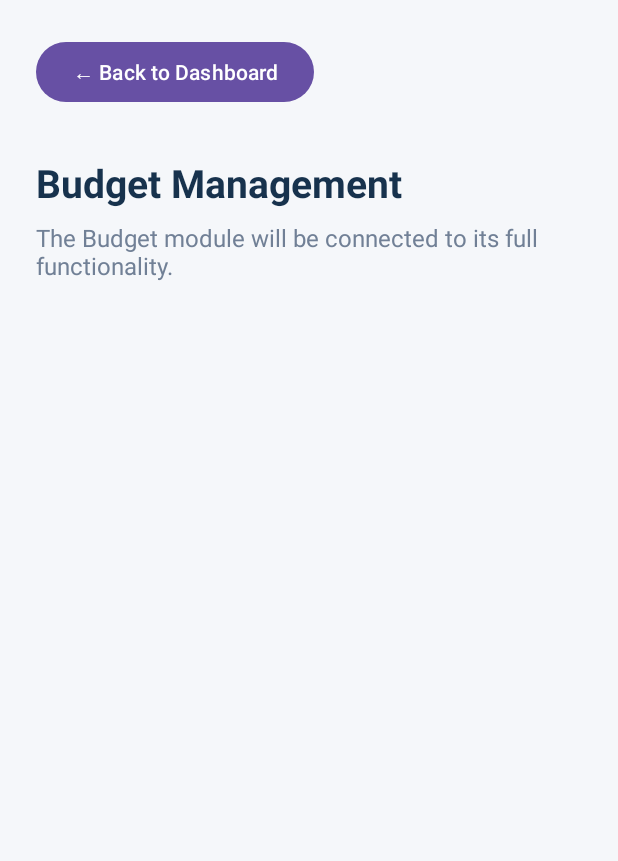
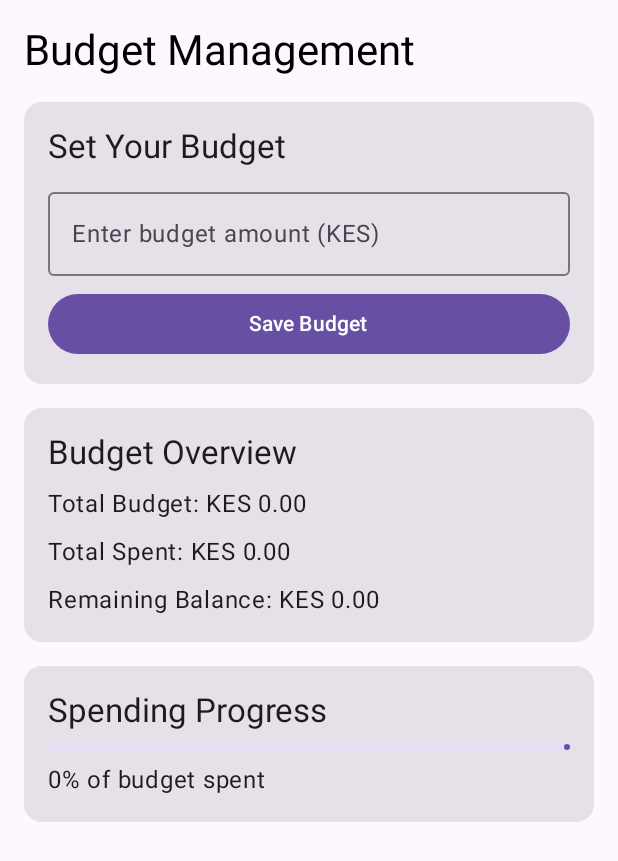
Before and after one commit to penina-otieno/BizTrack, an Android app built with Jetpack Compose: the screen it shows after launch (ModuleActivity before the commit, BudgetActivity after it), after a tap on "Budget", on a phone screen of 412 x 824 dp. Shown: the top 861 px of the screen. Run offline under Robolectric (Android 15) with nearby library versions, the phone set to English and light mode, and no system bars; 3 other taps on this screen came first.

Commit message:
Implement budgeting and financial reports

```diff
--- a/app/src/main/java/com/example/biztrack/FinancialRepository.kt
+++ b/app/src/main/java/com/example/biztrack/FinancialRepository.kt
@@ -4,7 +4,8 @@ import java.util.UUID
 
 enum class TransactionType {
     SALE,
-    EXPENSE
+    EXPENSE,
+    TRANSFER
 }
 
 data class FinancialTransaction(
--- a/app/src/main/java/com/example/biztrack/MainActivity.kt
+++ b/app/src/main/java/com/example/biztrack/MainActivity.kt
@@ -13,6 +13,9 @@ import java.text.SimpleDateFormat
 import java.util.Date
 import java.util.Locale
 import com.example.biztrack.inventory.InventoryActivity
+import com.example.biztrack.budget.BudgetActivity
+import com.example.biztrack.reports.ReportsActivity
+
 
 class MainActivity : AppCompatActivity() {
 
@@ -50,12 +53,13 @@ class MainActivity : AppCompatActivity() {
 
         // Budget navigation
         findViewById<View>(R.id.cardBudget).setOnClickListener {
-            openModule("Budget")
+            startActivity(Intent(this, BudgetActivity::class.java))
         }
 
         // Reports navigation
         findViewById<View>(R.id.cardReports).setOnClickListener {
-            openModule("Reports")
+            val intent = Intent(this, ReportsActivity::class.java)
+            startActivity(intent)
         }
     }
 
--- /dev/null
+++ b/app/src/main/java/com/example/biztrack/budget/BudgetActivity.kt
@@ -0,0 +1,19 @@
+package com.example.biztrack.budget
+
+import android.os.Bundle
+import androidx.activity.ComponentActivity
+import androidx.activity.compose.setContent
+import androidx.compose.material3.MaterialTheme
+
+class BudgetActivity : ComponentActivity() {
+
+    override fun onCreate(savedInstanceState: Bundle?) {
+        super.onCreate(savedInstanceState)
+
+        setContent {
+            MaterialTheme {
+                BudgetScreen()
+            }
+        }
+    }
+}
--- /dev/null
+++ b/app/src/main/java/com/example/biztrack/budget/BudgetScreen.kt
@@ -0,0 +1,133 @@
+package com.example.biztrack.budget
+
+import androidx.compose.foundation.layout.Arrangement
+import androidx.compose.foundation.layout.Column
+import androidx.compose.foundation.layout.fillMaxSize
+import androidx.compose.foundation.layout.fillMaxWidth
+import androidx.compose.foundation.layout.padding
+import androidx.compose.material3.Button
+import androidx.compose.material3.Card
+import androidx.compose.material3.LinearProgressIndicator
+import androidx.compose.material3.MaterialTheme
+import androidx.compose.material3.OutlinedTextField
+import androidx.compose.material3.Text
+import androidx.compose.runtime.*
+import androidx.compose.ui.Modifier
+import androidx.compose.ui.unit.dp
+import androidx.lifecycle.viewmodel.compose.viewModel
+import java.util.Locale
+
+@Composable
+fun BudgetScreen(
+    budgetViewModel: BudgetViewModel = viewModel()
+) {
+    val totalBudget by budgetViewModel.totalBudget
+    val totalSpent by budgetViewModel.totalSpent
+
+    val remainingBalance = budgetViewModel.remainingBalance
+    val spendingProgress = budgetViewModel.spendingProgress
+
+    LaunchedEffect(Unit) {
+        budgetViewModel.refreshSpending()
+    }
+
+    var budgetInput by remember { mutableStateOf("") }
+    var inputError by remember { mutableStateOf("") }
+
+    Column(
+        modifier = Modifier
+            .fillMaxSize()
+            .padding(16.dp),
+        verticalArrangement = Arrangement.spacedBy(16.dp)
+    ) {
+        Text(
+            text = "Budget Management",
+            style = MaterialTheme.typography.headlineMedium
+        )
+
+        Card(modifier = Modifier.fillMaxWidth()) {
+            Column(
+                modifier = Modifier.padding(16.dp),
+                verticalArrangement = Arrangement.spacedBy(8.dp)
+            ) {
+                Text(
+                    "Set Your Budget",
+                    style = MaterialTheme.typography.titleLarge
+                )
+
+                OutlinedTextField(
+                    value = budgetInput,
+                    onValueChange = {
+                        budgetInput = it
+                        inputError = ""
+                    },
+                    label = { Text("Enter budget amount (KES)") },
+                    modifier = Modifier.fillMaxWidth()
+                )
+
+                if (inputError.isNotEmpty()) {
+                    Text(
+                        text = inputError,
+                        color = MaterialTheme.colorScheme.error
+                    )
+                }
+
+                Button(
+                    onClick = {
+                        val amount = budgetInput.toDoubleOrNull()
+
+                        if (amount == null || amount <= 0) {
+                            inputError = "Enter a valid amount greater than zero"
+                        } else {
+                            budgetViewModel.setBudget(amount)
+                            budgetInput = ""
+                            inputError = ""
+                        }
+                    },
+                    modifier = Modifier.fillMaxWidth()
+                ) {
+                    Text("Save Budget")
+                }
+            }
+        }
+
+        Card(modifier = Modifier.fillMaxWidth()) {
+            Column(
+                modifier = Modifier.padding(16.dp),
+                verticalArrangement = Arrangement.spacedBy(8.dp)
+            ) {
+                Text(
+                    "Budget Overview",
+                    style = MaterialTheme.typography.titleLarge
+                )
+
+                Text("Total Budget: ${formatKES(totalBudget)}")
+                Text("Total Spent: ${formatKES(totalSpent)}")
+                Text("Remaining Balance: ${formatKES(remainingBalance)}")
+            }
+        }
+
+        Card(modifier = Modifier.fillMaxWidth()) {
+            Column(
+                modifier = Modifier.padding(16.dp),
+                verticalArrangement = Arrangement.spacedBy(8.dp)
+            ) {
+                Text(
+                    "Spending Progress",
+                    style = MaterialTheme.typography.titleLarge
+                )
+
+                LinearProgressIndicator(
+                    progress = { spendingProgress },
+                    modifier = Modifier.fillMaxWidth()
+                )
+
+                Text("${(spendingProgress * 100).toInt()}% of budget spent")
+            }
+        }
+    }
+}
+
+private fun formatKES(amount: Double): String {
+    return String.format(Locale.getDefault(), "KES %,.2f", amount)
+}
--- /dev/null
+++ b/app/src/main/java/com/example/biztrack/budget/BudgetViewModel.kt
@@ -0,0 +1,45 @@
+
+package com.example.biztrack.budget
+
+import androidx.lifecycle.ViewModel
+import androidx.compose.runtime.mutableStateOf
+import androidx.compose.runtime.State
+import com.example.biztrack.FinancialRepository
+
+class BudgetViewModel : ViewModel() {
+
+    private val _totalBudget = mutableStateOf(0.0)
+    val totalBudget: State<Double> = _totalBudget
+
+    private val _totalSpent = mutableStateOf(0.0)
+    val totalSpent: State<Double> = _totalSpent
+
+    // Load spending from the shared financial repository.
+    init {
+        refreshSpending()
+    }
+
+    // Calculate the total expenses recorded in the repository.
+    fun refreshSpending() {
+        _totalSpent.value = FinancialRepository.getTotalExpenses()
+    }
+
+    val remainingBalance: Double
+        get() = (_totalBudget.value - _totalSpent.value)
+            .coerceAtLeast(0.0)
+
+    val spendingProgress: Float
+        get() = if (_totalBudget.value > 0) {
+            (_totalSpent.value / _totalBudget.value)
+                .toFloat()
+                .coerceIn(0f, 1f)
+        } else {
+            0f
+        }
+
+    fun setBudget(amount: Double) {
+        if (amount >= 0) {
+            _totalBudget.value = amount
+        }
+    }
+}
--- a/app/src/main/java/com/example/biztrack/model/Transaction.kt
+++ b/app/src/main/java/com/example/biztrack/model/Transaction.kt
@@ -2,8 +2,9 @@ package com.example.biztrack.data.model
 
 data class Transaction(
     val id: Int = 0,
-    val type: String, // "Income" or "Expense"
+    val type: String, // Income, Expense or Transfer
     val title: String,
     val amount: Double,
-    val date: String = "27 Jan 2020, Monday"
+    val date: String = "27 Jan 2020, Monday",
+    val financialTransactionId: String? = null
 )
```
Also changed, not shown: app/src/main/AndroidManifest.xml (+9 -0 lines), app/src/main/java/com/example/biztrack/TransactionActivity.kt (+23 -5 lines), app/src/main/java/com/example/biztrack/reports/ReportsActivity.kt (added, +20 -0 lines), app/src/main/java/com/example/biztrack/reports/ReportsScreen.kt (added, +207 -0 lines), app/src/main/java/com/example/biztrack/transactions/AddTransactionScreen.kt (+6 -1 lines), app/src/main/java/com/example/biztrack/transactions/TransactionHistoryScreen.kt (+69 -12 lines), app/src/main/java/com/example/biztrack/transactions/TransactionViewModel.kt (+90 -10 lines).
